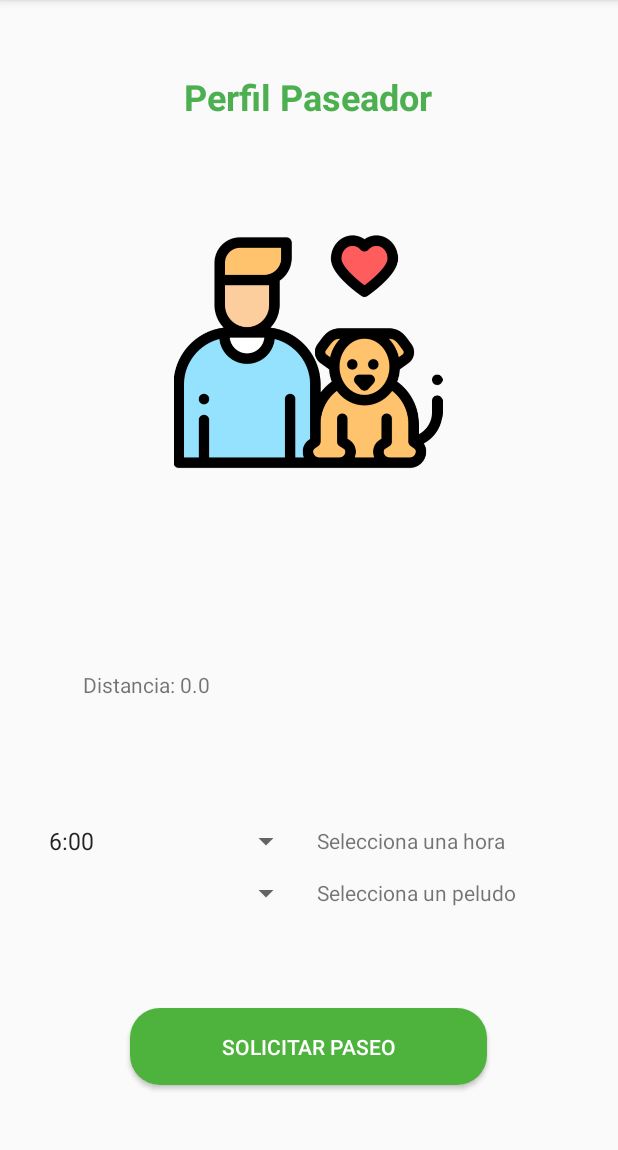
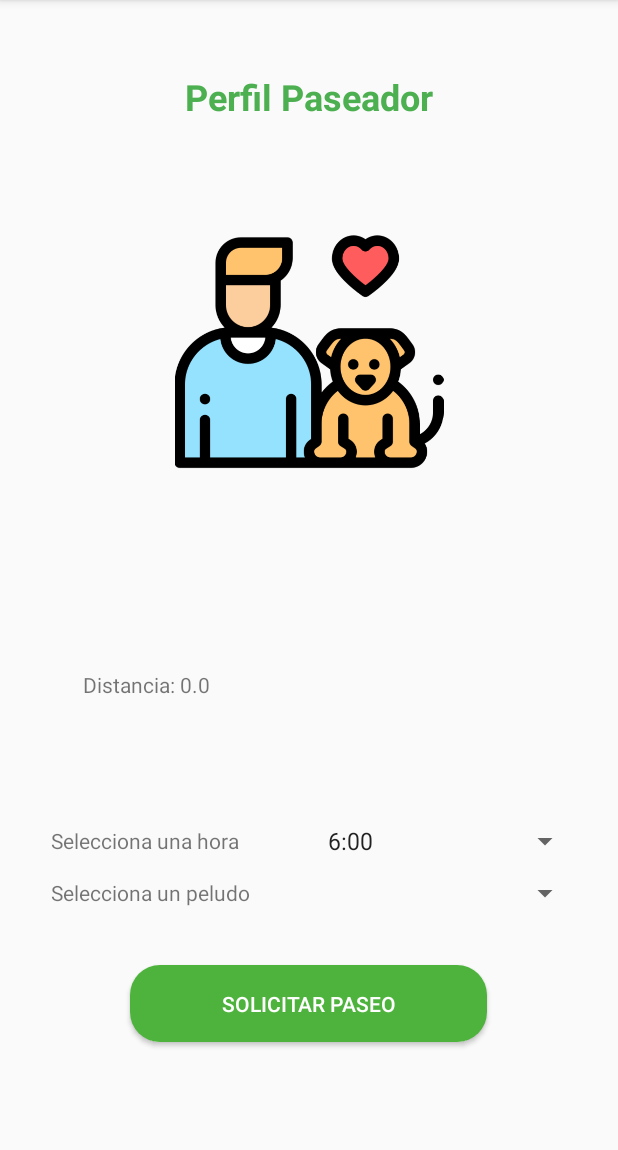
Before and after one commit to KarenCelis/WowGuau, an Android app: the PerfilPaseador screen opened directly, with no data from a screen before it, on a phone screen of 412 x 824 dp, the part 84-1234 px from its top. Run offline under Robolectric (Android 15) with nearby library versions, the phone set to English and light mode, and no system bars; our stand-ins replace Firebase (no records; nobody signed in at launch, a user with empty details on screens opened directly); 9 statements that could not run were skipped.

Commit message:
arreglo pantalla perfil paseador

```diff
--- a/WowGuauV2/app/src/main/res/layout/activity_perfil_paseador.xml
+++ b/WowGuauV2/app/src/main/res/layout/activity_perfil_paseador.xml
@@ -6,39 +6,44 @@
     android:layout_height="match_parent"
     tools:context=".PerfilPaseador">
 
+    <ScrollView
+        android:layout_width="match_parent"
+        android:layout_height="match_parent"
+        app:layout_constraintBottom_toBottomOf="parent"
+        app:layout_constraintEnd_toEndOf="parent"
+        app:layout_constraintStart_toStartOf="parent"
+        app:layout_constraintTop_toTopOf="parent">
+
+        <LinearLayout
+            android:layout_width="match_parent"
+            android:layout_height="wrap_content"
+            android:orientation="vertical">
+
             <TextView
                 android:id="@+id/textView13"
                 android:layout_width="wrap_content"
                 android:layout_height="wrap_content"
+                android:layout_gravity="center"
                 android:layout_marginTop="48dp"
                 android:text="Perfil Paseador"
                 android:textColor="#4CAF50"
                 android:textSize="24sp"
-        android:textStyle="bold"
-        app:layout_constraintEnd_toEndOf="parent"
-        app:layout_constraintHorizontal_bias="0.497"
-        app:layout_constraintStart_toStartOf="parent"
-        app:layout_constraintTop_toTopOf="parent" />
+                android:textStyle="bold" />
 
             <ImageView
                 android:id="@+id/profileWalker"
                 android:layout_width="204dp"
                 android:layout_height="179dp"
+                android:layout_gravity="center"
                 android:layout_marginTop="64dp"
-        app:layout_constraintEnd_toEndOf="parent"
-        app:layout_constraintHorizontal_bias="0.497"
-        app:layout_constraintStart_toStartOf="parent"
-        app:layout_constraintTop_toBottomOf="@+id/textView13"
                 app:srcCompat="@drawable/cliente" />
 
             <LinearLayout
                 android:id="@+id/linearLayout2"
                 android:layout_width="301dp"
                 android:layout_height="219dp"
-        android:orientation="vertical"
-        app:layout_constraintEnd_toEndOf="parent"
-        app:layout_constraintStart_toStartOf="parent"
-        app:layout_constraintTop_toBottomOf="@+id/profileWalker">
+                android:layout_gravity="center"
+                android:orientation="vertical">
 
                 <TextView
                     android:id="@+id/txtNombre"
@@ -66,42 +71,18 @@
                     android:layout_height="38dp" />
             </LinearLayout>
 
-    <Button
-        android:id="@+id/btnSolicitarPaseo"
-        android:layout_width="238dp"
-        android:layout_height="51dp"
-        android:layout_marginBottom="16dp"
-        android:background="@drawable/button_rounded"
-        android:text="SOLICITAR PASEO"
-        android:textColor="#ffffff"
-        app:layout_constraintBottom_toBottomOf="parent"
-        app:layout_constraintEnd_toEndOf="parent"
-        app:layout_constraintHorizontal_bias="0.497"
-        app:layout_constraintStart_toStartOf="parent"
-        app:layout_constraintTop_toBottomOf="@+id/linearLayout3" />
-
             <LinearLayout
                 android:id="@+id/linearLayout3"
                 android:layout_width="374dp"
                 android:layout_height="100dp"
-        android:orientation="vertical"
-        app:layout_constraintEnd_toEndOf="parent"
-        app:layout_constraintStart_toStartOf="parent"
-        app:layout_constraintTop_toBottomOf="@+id/linearLayout2">
+                android:layout_gravity="center"
+                android:orientation="vertical">
 
                 <LinearLayout
                     android:layout_width="match_parent"
                     android:layout_height="wrap_content"
                     android:orientation="horizontal"
                     android:padding="5dp">
-
-            <Spinner
-                android:id="@+id/spinnerHora"
-                android:layout_width="0dp"
-                android:layout_height="wrap_content"
-                android:layout_gravity="center"
-                android:layout_weight="1"
-                android:entries="@array/horasPaseos" />
 
                     <TextView
                         android:id="@+id/textView18"
@@ -112,6 +93,14 @@
                         android:layout_weight="1"
                         android:text="Selecciona una hora" />
 
+                    <Spinner
+                        android:id="@+id/spinnerHora"
+                        android:layout_width="0dp"
+                        android:layout_height="wrap_content"
+                        android:layout_gravity="center"
+                        android:layout_weight="1"
+                        android:entries="@array/horasPaseos" />
+
                 </LinearLayout>
 
                 <LinearLayout
@@ -119,13 +108,6 @@
                     android:layout_height="wrap_content"
                     android:orientation="horizontal"
                     android:padding="5dp">
-
-            <Spinner
-                android:id="@+id/spinnerMascotas"
-                android:layout_width="0dp"
-                android:layout_height="wrap_content"
-                android:layout_gravity="center"
-                android:layout_weight="1" />
 
                     <TextView
                         android:id="@+id/textView16"
@@ -136,7 +118,28 @@
                         android:layout_weight="1"
                         android:text="Selecciona un peludo" />
 
-        </LinearLayout>
+                    <Spinner
+                        android:id="@+id/spinnerMascotas"
+                        android:layout_width="0dp"
+                        android:layout_height="wrap_content"
+                        android:layout_gravity="center"
+                        android:layout_weight="1" />
+
                 </LinearLayout>
 
+            </LinearLayout>
+
+            <Button
+                android:id="@+id/btnSolicitarPaseo"
+                android:layout_width="238dp"
+                android:layout_height="51dp"
+                android:layout_gravity="center"
+                android:layout_marginBottom="16dp"
+                android:background="@drawable/button_rounded"
+                android:text="SOLICITAR PASEO"
+                android:textColor="#ffffff" />
+
+        </LinearLayout>
+    </ScrollView>
+
 </androidx.constraintlayout.widget.ConstraintLayout>
```
Lines whose indentation alone changed are shown as unchanged.
